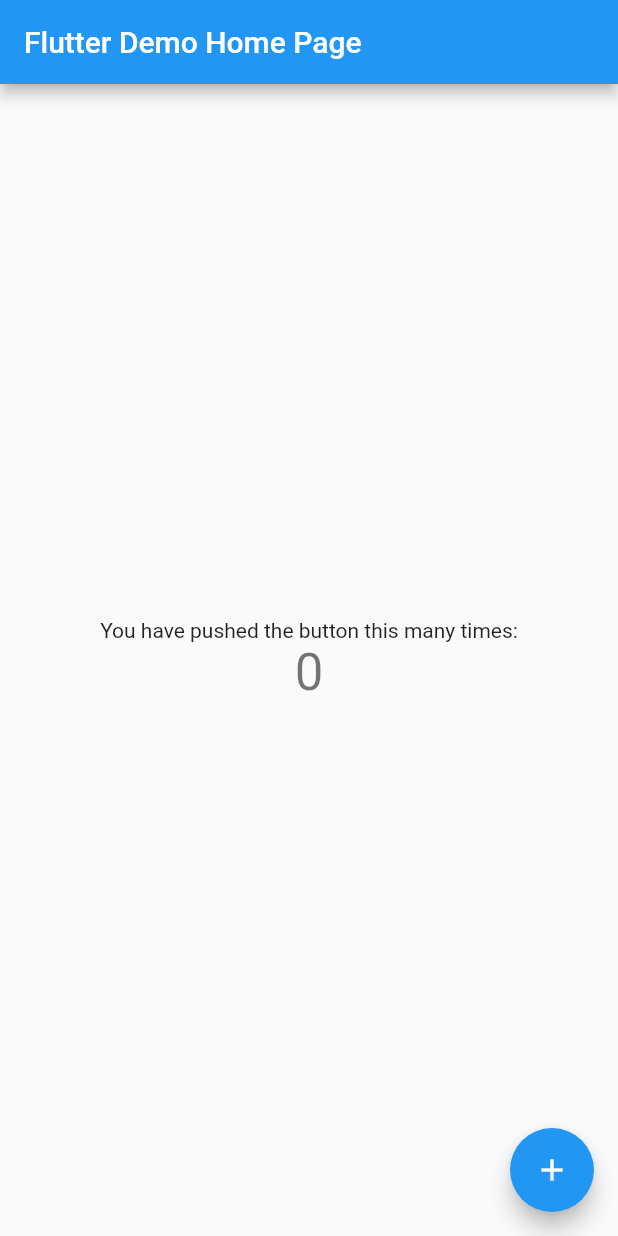
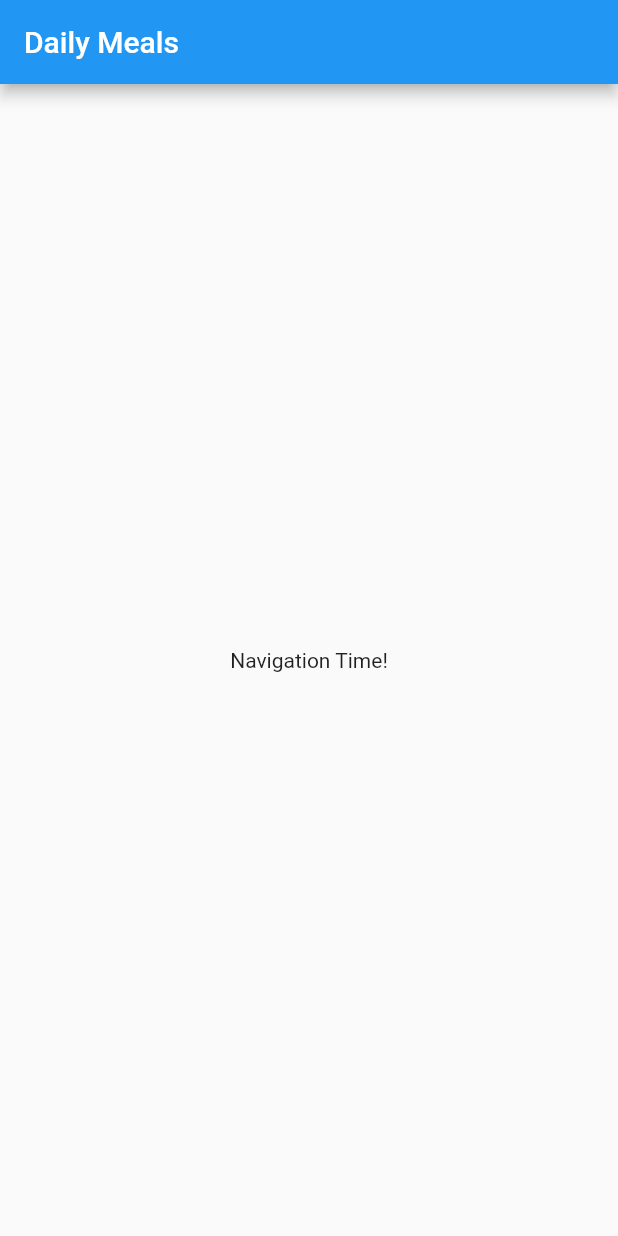
Before and after one commit to Muhamadfikri20/MEALS_APP, a Flutter app: the screen it shows after launch, on a phone screen of 412 x 824 dp. Run offline on Flutter 3.47's test engine with Material 2 defaults, Android fonts, the phone set to English and light mode, and no system bars.

Commit message:
[upd]main

```diff
--- a/lib/main.dart
+++ b/lib/main.dart
@@ -11,38 +11,16 @@ class MyApp extends StatelessWidget {
   @override
   Widget build(BuildContext context) {
     return MaterialApp(
-      title: 'Flutter Demo',
+      title: 'Daily Meals',
       theme: ThemeData(
-        // This is the theme of your application.
-        //
-        // Try running your application with "flutter run". You'll see the
-        // application has a blue toolbar. Then, without quitting the app, try
-        // changing the primarySwatch below to Colors.green and then invoke
-        // "hot reload" (press "r" in the console where you ran "flutter run",
-        // or simply save your changes to "hot reload" in a Flutter IDE).
-        // Notice that the counter didn't reset back to zero; the application
-        // is not restarted.
         primarySwatch: Colors.blue,
       ),
-      home: const MyHomePage(title: 'Flutter Demo Home Page'),
+      home: MyHomePage(),
     );
   }
 }
 
 class MyHomePage extends StatefulWidget {
-  const MyHomePage({Key key, this.title}) : super(key: key);
-
-  // This widget is the home page of your application. It is stateful, meaning
-  // that it has a State object (defined below) that contains fields that affect
-  // how it looks.
-
-  // This class is the configuration for the state. It holds the values (in this
-  // case the title) provided by the parent (in this case the App widget) and
-  // used by the build method of the State. Fields in a Widget subclass are
-  // always marked "final".
-
-  final String title;
-
   @override
   State<MyHomePage> createState() => _MyHomePageState();
 }
@@ -63,53 +41,16 @@ class _MyHomePageState extends State<MyHomePage> {
 
   @override
   Widget build(BuildContext context) {
-    // This method is rerun every time setState is called, for instance as done
-    // by the _incrementCounter method above.
-    //
-    // The Flutter framework has been optimized to make rerunning build methods
-    // fast, so that you can just rebuild anything that needs updating rather
-    // than having to individually change instances of widgets.
     return Scaffold(
       appBar: AppBar(
-        // Here we take the value from the MyHomePage object that was created by
-        // the App.build method, and use it to set our appbar title.
-        title: Text(widget.title),
+        title: Text("Daily Meals"),
       ),
       body: Center(
-        // Center is a layout widget. It takes a single child and positions it
-        // in the middle of the parent.
-        child: Column(
-          // Column is also a layout widget. It takes a list of children and
-          // arranges them vertically. By default, it sizes itself to fit its
-          // children horizontally, and tries to be as tall as its parent.
-          //
-          // Invoke "debug painting" (press "p" in the console, choose the
-          // "Toggle Debug Paint" action from the Flutter Inspector in Android
-          // Studio, or the "Toggle Debug Paint" command in Visual Studio Code)
-          // to see the wireframe for each widget.
-          //
-          // Column has various properties to control how it sizes itself and
-          // how it positions its children. Here we use mainAxisAlignment to
-          // center the children vertically; the main axis here is the vertical
-          // axis because Columns are vertical (the cross axis would be
-          // horizontal).
-          mainAxisAlignment: MainAxisAlignment.center,
-          children: <Widget>[
-            const Text(
-              'You have pushed the button this many times:',
-            ),
-            Text(
-              '$_counter',
-              style: Theme.of(context).textTheme.headline4,
-            ),
-          ],
+        child: Text(
+          'Navigation Time!',
         ),
       ),
-      floatingActionButton: FloatingActionButton(
-        onPressed: _incrementCounter,
-        tooltip: 'Increment',
-        child: const Icon(Icons.add),
-      ), // This trailing comma makes auto-formatting nicer for build methods.
+      // This trailing comma makes auto-formatting nicer for build methods.
     );
   }
 }
```
Also changed, not shown: lib/categories_screen.dart (added, +11 -0 lines), lib/dummy_data.dart (added, +55 -0 lines), lib/models/category.dart (added, +8 -0 lines), 166 other files.
